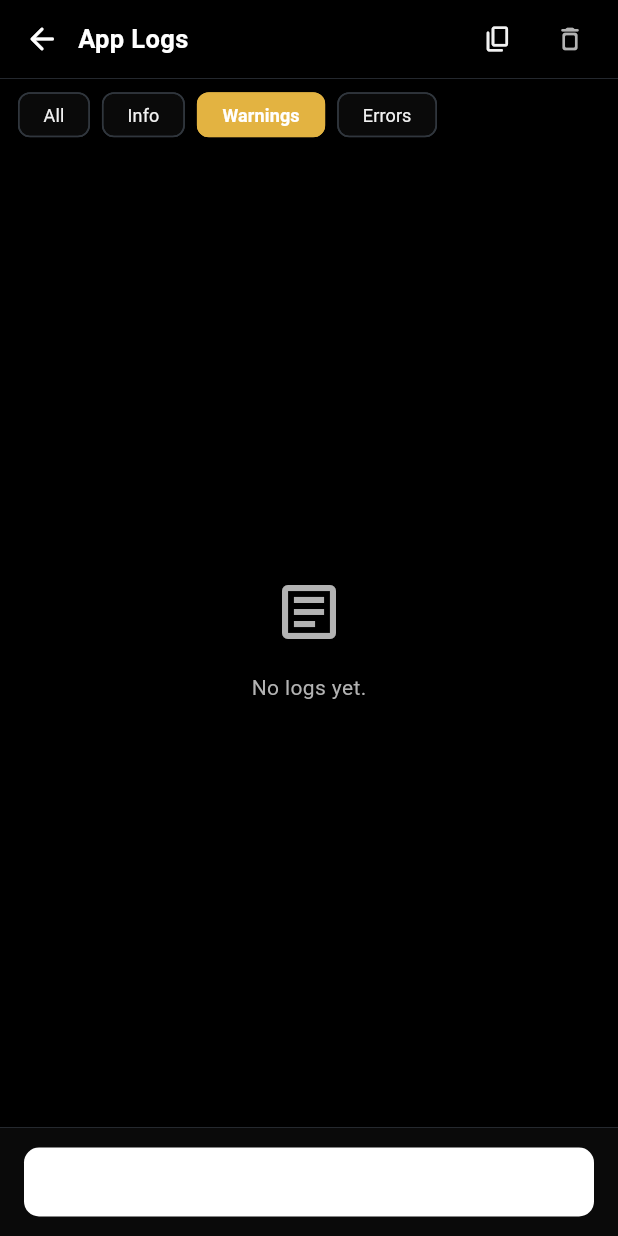
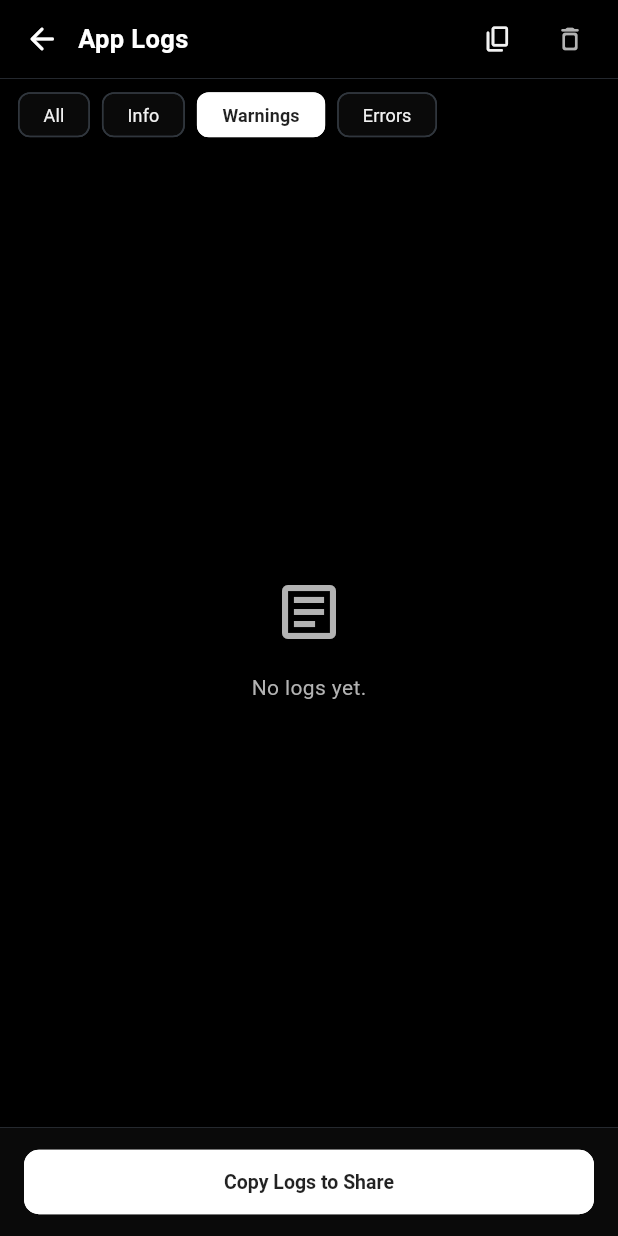
Before and after one commit to iad1tya/WhyyCloud, a Flutter app: the LogsScreen screen opened by its route, after a tap on "Warnings", on a phone screen of 412 x 824 dp. Run offline on Flutter 3.47's test engine with Material 3 defaults, Android fonts, the light colour scheme and no system bars; our stand-ins replace file_picker, flutter_animate, flutter_markdown, get, hive, hive_flutter and 2 more; missing offline and left inert: disable_battery_optimization, flutter_foreground_task, llamadart; accounts and stored records are empty; statements that could not run were skipped.

Commit message:
Refine UI colors, borders and selection styles
Adjust visual styling across screens to improve contrast and consistency. Changes include: use accent with alpha for button/chip backgrounds, switch text colors from pure white to theme text (or black87 where appropriate), add visible border sides for buttons and hardware chips, standardize selectedColor/checkmark for chips, and tweak icon color in settings. Files updated: api_endpoints_screen.dart, logs_screen.dart, settings_screen.dart.

```diff
--- a/lib/screens/api_endpoints_screen.dart
+++ b/lib/screens/api_endpoints_screen.dart
@@ -228,8 +228,9 @@ class _ApiEndpointsScreenState extends State<ApiEndpointsScreen> {
                   ElevatedButton(
                     onPressed: _testing ? null : onTest,
                     style: ElevatedButton.styleFrom(
-                      backgroundColor: context.accent,
-                      foregroundColor: Colors.white,
+                      backgroundColor: context.accent.withValues(alpha: 0.18),
+                      foregroundColor: context.text,
+                      side: BorderSide(color: context.accent.withValues(alpha: 0.45)),
                       padding: const EdgeInsets.symmetric(horizontal: 12, vertical: 0),
                       minimumSize: const Size(60, 30),
                     ),
--- a/lib/screens/logs_screen.dart
+++ b/lib/screens/logs_screen.dart
@@ -165,11 +165,11 @@ class LogsScreen extends StatelessWidget {
                       }
                     });
                 },
-                icon: const Icon(Icons.share_rounded, size: 18),
                 label: const Text('Copy Logs to Share'),
                 style: ElevatedButton.styleFrom(
-                  backgroundColor: context.accent,
-                  foregroundColor: Colors.white,
+                  backgroundColor: Colors.white,
+                  foregroundColor: Colors.black87,
+                  side: const BorderSide(color: Colors.white),
                   elevation: 0,
                   padding: const EdgeInsets.symmetric(vertical: 14),
                   shape: RoundedRectangleBorder(
@@ -214,7 +214,7 @@ class _FilterBar extends StatelessWidget {
         ? AppColors.orange
         : value == 'INFO'
           ? AppColors.green
-          : context.accent;
+          : Colors.white;
 
     return Padding(
       padding: const EdgeInsets.only(right: 8, top: 8, bottom: 8),
@@ -224,14 +224,14 @@ class _FilterBar extends StatelessWidget {
           style: TextStyle(
             fontSize: 12,
             fontWeight: selected ? FontWeight.w600 : FontWeight.w400,
-            color: selected ? Colors.white : context.textM,
+            color: selected ? Colors.black87 : context.textM,
           ),
         ),
         selected: selected,
         onSelected: (_) => _activeFilter.value = value,
-        selectedColor: color,
+        selectedColor: Colors.white,
         backgroundColor: context.bgPanel,
-        side: BorderSide(color: selected ? color : context.border),
+        side: BorderSide(color: selected ? Colors.white : context.border),
         showCheckmark: false,
         padding: const EdgeInsets.symmetric(horizontal: 8),
         materialTapTargetSize: MaterialTapTargetSize.shrinkWrap,
```
Also changed, not shown: lib/screens/settings_screen.dart (+9 -6 lines).
